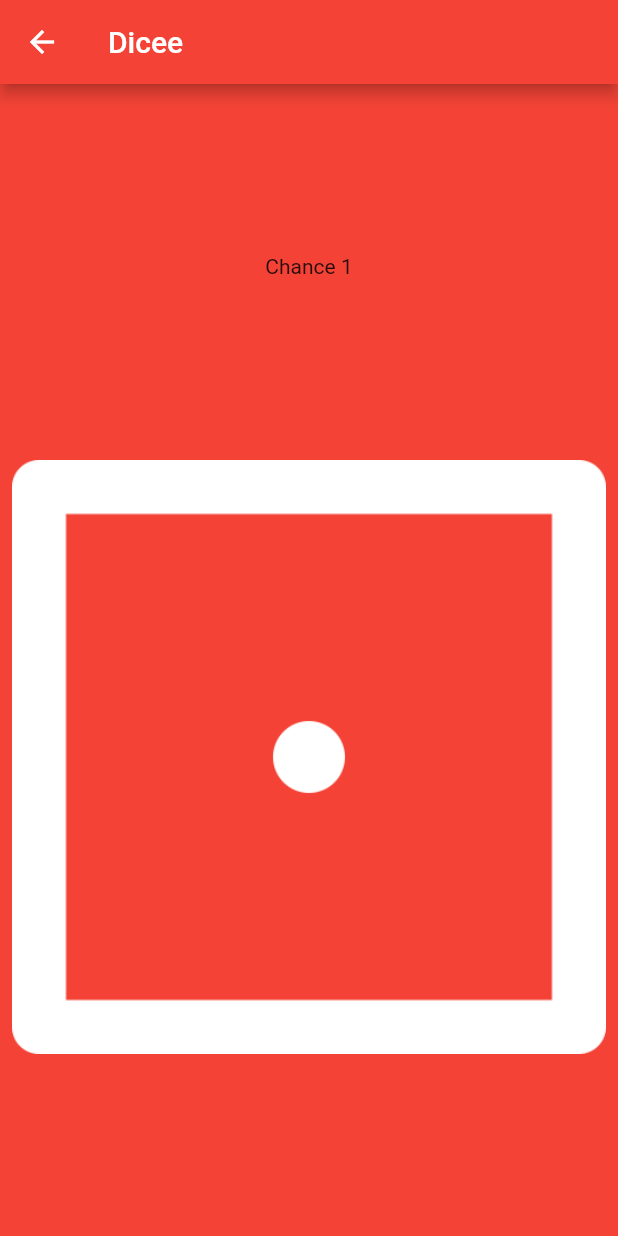
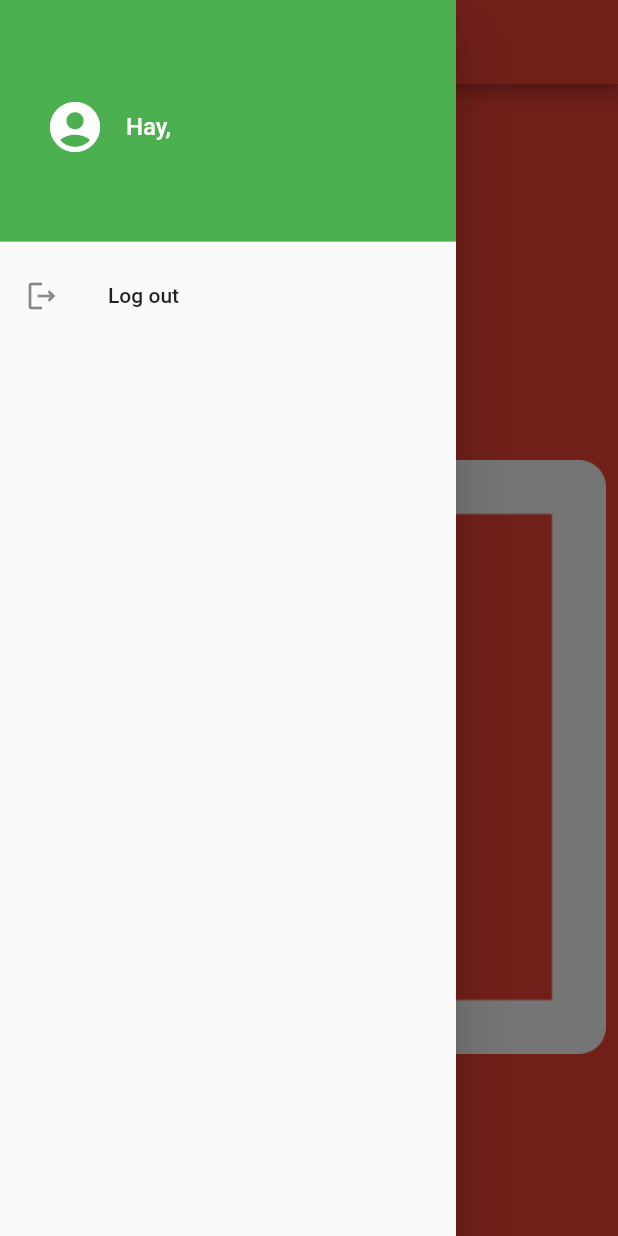
Before and after one commit to Kalyanb447-github/dice_app_for_interview_bijak, a Flutter app: the HomeView screen opened by its route, with the side drawer open (before the commit the screen has no drawer), on a phone screen of 412 x 824 dp. Run offline on Flutter 3.47's test engine with Material 2 defaults, Android fonts, the light colour scheme and no system bars; our stand-ins replace firebase_auth, firebase_core, get, get_storage; accounts and stored records are empty.

Commit message:
all donw

```diff
--- a/lib/app/modules/home/controllers/home_controller.dart
+++ b/lib/app/modules/home/controllers/home_controller.dart
@@ -5,6 +5,7 @@ import 'package:firebase_auth/firebase_auth.dart';
 import 'package:get/get.dart';
 import 'package:get_storage/get_storage.dart';
 
+import '../../../constants.dart';
 import '../../show_value/controllers/show_value_controller.dart';
 
 class HomeController extends GetxController {
@@ -44,7 +45,7 @@ class HomeController extends GetxController {
   @override
   void onInit() {
     super.onInit();
-
+    getcurrentUserUserData();
     // currentChance.value = box.read('currentChance') ?? 0;
     // List<int> temp =
     //     box.read('allDiceValues') ?? List<int>.filled(10, 0, growable: true);
@@ -76,11 +77,22 @@ class HomeController extends GetxController {
 
   final FirebaseAuth _auth = FirebaseAuth.instance;
   get user => _auth.currentUser;
-
   //SIGN IN METHOD
   Future signOut() async {
     await _auth.signOut();
-
+    box.write(KuserLoggedIn, false);
+    Get.offAllNamed(Routes.LOGIN);
     print('signout');
   }
+
+  RxString displayName = ''.obs;
+  getcurrentUserUserData() async {
+    User? user = await FirebaseAuth.instance.currentUser;
+
+    if (user != null) {
+      print(user.displayName);
+      displayName.value = user.email?.replaceAll('@gmail.com', '') ?? '';
+      // signed in
+    } else {}
+  }
 }
--- /dev/null
+++ b/lib/app/modules/home/views/components/NavDrawer.dart
@@ -0,0 +1,54 @@
+import 'package:flutter/material.dart';
+import 'package:get/get.dart';
+
+import '../../controllers/home_controller.dart';
+
+class NavDrawer extends GetView<HomeController> {
+  @override
+  Widget build(BuildContext context) {
+    return Drawer(
+      child: ListView(
+        children: [
+          DrawerHeader(
+            decoration: BoxDecoration(
+              color: Colors.green,
+            ),
+            child: Center(
+              child: Row(
+                children: [
+                  Expanded(
+                    child: Icon(
+                      Icons.account_circle,
+                      color: Colors.white,
+                      size: 40,
+                    ),
+                    flex: 2,
+                  ),
+                  Expanded(
+                    flex: 6,
+                    child: Obx(
+                      () => Text(
+                        'Hay, ${controller.displayName}',
+                        style: TextStyle(
+                          color: Colors.white,
+                          fontSize: 16,
+                        ),
+                      ),
+                    ),
+                  ),
+                ],
+              ),
+            ),
+          ),
+          ListTile(
+            title: Text("Log out"),
+            leading: Icon(Icons.logout_outlined),
+            onTap: () {
+              controller.signOut();
+            },
+          )
+        ],
+      ),
+    );
+  }
+}
--- a/lib/app/modules/home/views/home_view.dart
+++ b/lib/app/modules/home/views/home_view.dart
@@ -1,3 +1,4 @@
+import 'package:dice_app_for_interview_bijak/app/modules/home/views/components/NavDrawer.dart';
 import 'package:flutter/material.dart';
 
 import 'package:get/get.dart';
@@ -17,9 +18,12 @@ class HomeView extends GetView<HomeController> {
       child: Scaffold(
         backgroundColor: Colors.red,
         appBar: AppBar(
-          title: Text('Dicee'),
+          title: Obx(
+            () => Text('Hay, ${controller.displayName}'),
+          ),
           backgroundColor: Colors.red,
         ),
+        drawer: NavDrawer(),
         body: GetX<HomeController>(
           init: HomeController(),
           builder: (_) {
--- a/lib/app/modules/login/views/components/LoginForm.dart
+++ b/lib/app/modules/login/views/components/LoginForm.dart
@@ -1,3 +1,4 @@
+import 'package:dice_app_for_interview_bijak/app/constants.dart';
 import 'package:dice_app_for_interview_bijak/app/routes/app_pages.dart';
 import 'package:flutter/material.dart';
 
@@ -94,6 +95,7 @@ class LoginForm extends GetView<LoginController> {
                           password: controller.password.value)
                       .then((result) {
                     if (result == null) {
+                      controller.setDataForLocal();
                       Get.toNamed(Routes.HOME);
                     } else {
                       ScaffoldMessenger.of(context).showSnackBar(SnackBar(
--- a/lib/app/modules/sign_up/views/components/SignupForm.dart
+++ b/lib/app/modules/sign_up/views/components/SignupForm.dart
@@ -108,7 +108,8 @@ class SignupForm extends GetView<SignUpController> {
             },
           ),
 
-          Row(
+          Obx(
+            () => Row(
               children: <Widget>[
                 Checkbox(
                   onChanged: (_) {
@@ -121,6 +122,7 @@ class SignupForm extends GetView<SignUpController> {
                       'By creating account, I agree to Terms & Conditions and Privacy Policy.'),
                 ),
               ],
+            ),
           ),
           SizedBox(
             height: 10,
@@ -141,6 +143,7 @@ class SignupForm extends GetView<SignUpController> {
                           password: controller.password.value)
                       .then((result) {
                     if (result == null) {
+                      controller.setDataForLocal();
                       Get.toNamed(Routes.HOME);
                     } else {
                       ScaffoldMessenger.of(context).showSnackBar(SnackBar(
--- a/lib/app/modules/splash/controllers/splash_controller.dart
+++ b/lib/app/modules/splash/controllers/splash_controller.dart
@@ -16,7 +16,7 @@ class SplashController extends GetxController {
 
     userLoggedIn = box.read(KuserLoggedIn) ?? false;
 
-    Future.delayed(Duration(seconds: 1), () {
+    Future.delayed(Duration(seconds: 2), () {
       if (userLoggedIn == true) {
         Get.toNamed(Routes.HOME);
       } else {
```
Also changed, not shown: lib/app/modules/login/controllers/login_controller.dart (+8 -0 lines), lib/app/modules/sign_up/controllers/sign_up_controller.dart (+13 -1 lines), lib/app/modules/sign_up/views/sign_up_view.dart (+3 -5 lines), lib/app/modules/splash/views/splash_view.dart (+6 -7 lines). Lines whose indentation alone changed are shown as unchanged.
